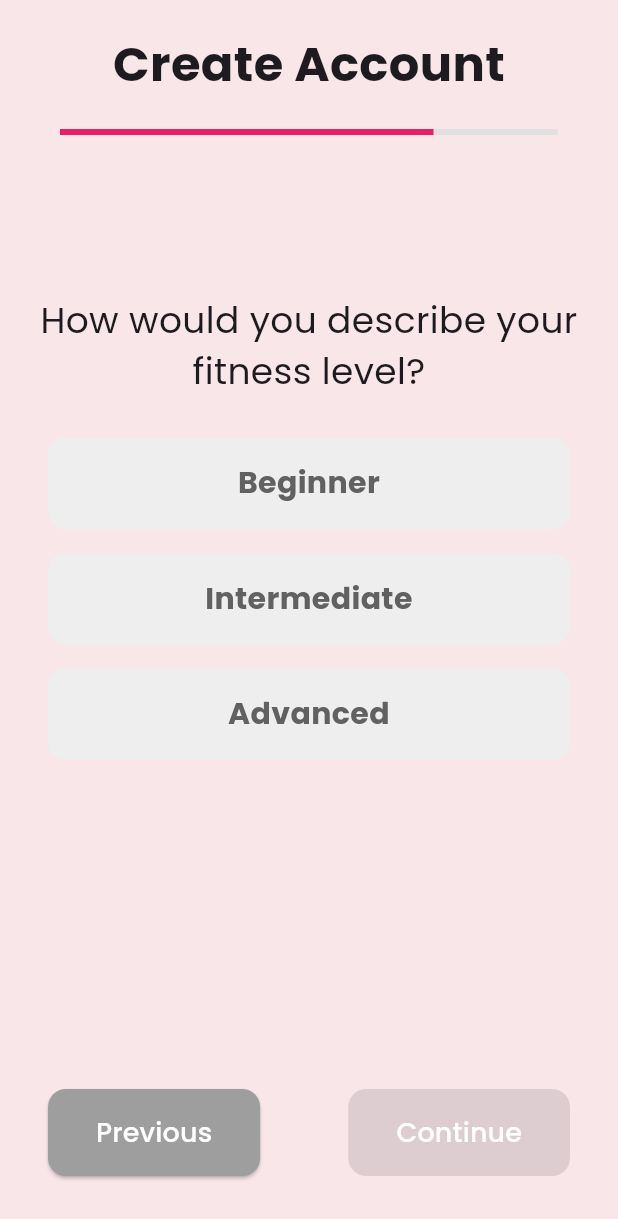
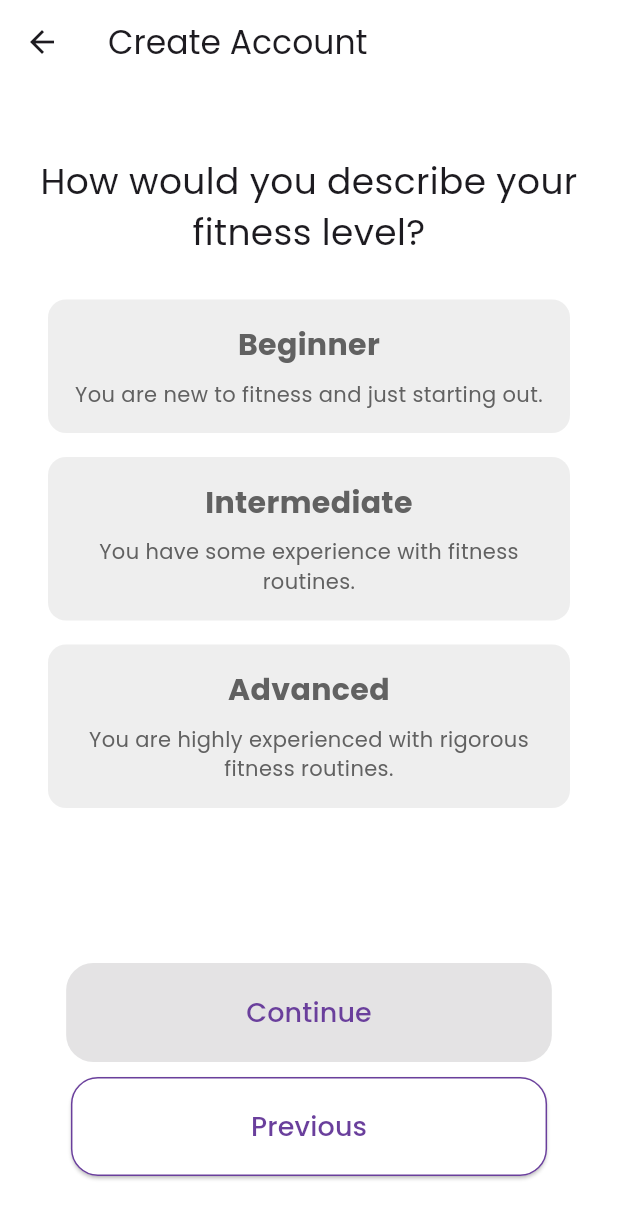
Before and after one commit to moa98/Stride_squad, a Flutter app: the FitnessLevelPage screen opened by its route, on a phone screen of 412 x 824 dp. Shown: the top 1219 px of the screen. Run offline on Flutter 3.47's test engine with Material 3 defaults, Android fonts, the phone set to English and light mode, and no system bars; our stand-ins replace cloud_firestore, firebase_auth, firebase_core, firebase_storage, geolocator, google_fonts; missing offline and left inert: animated_weight_picker; accounts and stored records are empty.

Commit message:
updated fitness level

```diff
--- a/lib/fittness_level.dart
+++ b/lib/fittness_level.dart
@@ -12,29 +12,15 @@ class _FitnessLevelPageState extends State<FitnessLevelPage> {
   @override
   Widget build(BuildContext context) {
     return Scaffold(
-      backgroundColor: Color(0xFFF8E6E9), // Light pink background
+      appBar: AppBar(
+        title: const Text('Create Account'),
+        backgroundColor: Colors.white,
+      ),
+      backgroundColor: Color.fromARGB(255, 255, 255, 255), // White background
       body: SafeArea(
         child: Column(
           crossAxisAlignment: CrossAxisAlignment.stretch,
           children: [
-            SizedBox(height: 20),
-            Text(
-              'Create Account',
-              textAlign: TextAlign.center,
-              style: TextStyle(
-                fontSize: 32,
-                fontWeight: FontWeight.bold,
-              ),
-            ),
-            SizedBox(height: 20),
-            Padding(
-              padding: const EdgeInsets.symmetric(horizontal: 40.0),
-              child: LinearProgressIndicator(
-                value: 0.75,
-                backgroundColor: Colors.grey[300],
-                valueColor: AlwaysStoppedAnimation<Color>(Colors.pink),
-              ),
-            ),
             Spacer(flex: 1), // Adjust the flex value as needed
             Text(
               'How would you describe your fitness level?',
@@ -42,69 +28,87 @@ class _FitnessLevelPageState extends State<FitnessLevelPage> {
               style: TextStyle(fontSize: 24),
             ),
             SizedBox(height: 20),
-            fitnessLevelButton('Beginner'),
-            fitnessLevelButton('Intermediate'),
-            fitnessLevelButton('Advanced'),
+            fitnessLevelButton(
+              'Beginner',
+              'You are new to fitness and just starting out.',
+            ),
+            fitnessLevelButton(
+              'Intermediate',
+              'You have some experience with fitness routines.',
+            ),
+            fitnessLevelButton(
+              'Advanced',
+              'You are highly experienced with rigorous fitness routines.',
+            ),
             Spacer(flex: 2), // Adjust the flex value as needed
             Padding(
               padding: const EdgeInsets.symmetric(horizontal: 32.0),
-              child: Row(
-                mainAxisAlignment: MainAxisAlignment.spaceBetween,
+              child: Column(
                 children: [
-                  ElevatedButton(
-                    onPressed: () {
-                      Navigator.pop(context);
-                    },
-                    style: ElevatedButton.styleFrom(
-                      backgroundColor: Colors.grey,
-                      padding: EdgeInsets.symmetric(horizontal: 32, vertical: 16),
-                      shape: RoundedRectangleBorder(
-                        borderRadius: BorderRadius.circular(12.0),
-                      ),
-                    ),
-                    child: Text(
-                      'Previous',
-                      style: TextStyle(
-                        fontSize: 18,
-                        color: Colors.white,
-                      ),
-                    ),
-                  ),
                   ElevatedButton(
                     onPressed: selectedFitnessLevel.isEmpty
                         ? null
                         : () {
                             Navigator.push(
                               context,
-                              MaterialPageRoute(builder: (context) => SignUpPage()),
+                              MaterialPageRoute(
+                                builder: (context) => SignUpPage(),
+                              ),
                             );
                           },
                     style: ElevatedButton.styleFrom(
-                      backgroundColor: Colors.pink,
-                      padding: EdgeInsets.symmetric(horizontal: 32, vertical: 16),
+                      backgroundColor: Color.fromARGB(
+                          255, 138, 252, 154), // Green background
+                      padding:
+                          EdgeInsets.symmetric(horizontal: 120, vertical: 20),
                       shape: RoundedRectangleBorder(
-                        borderRadius: BorderRadius.circular(12.0),
+                        borderRadius: BorderRadius.circular(18.0),
                       ),
                     ),
-                    child: Text(
+                    child: const Text(
                       'Continue',
                       style: TextStyle(
                         fontSize: 18,
-                        color: Colors.white,
+                        color: Color.fromARGB(255, 106, 63, 156),
+                      ),
+                    ),
+                  ),
+                  SizedBox(height: 10),
+                  ElevatedButton(
+                    onPressed: () {
+                      Navigator.pop(context);
+                    },
+                    style: ElevatedButton.styleFrom(
+                      backgroundColor: Colors.white,
+                      side: BorderSide(
+                        color:
+                            Color.fromARGB(255, 106, 63, 156), // Purple border
+                      ),
+                      padding:
+                          EdgeInsets.symmetric(horizontal: 120, vertical: 20),
+                      shape: RoundedRectangleBorder(
+                        borderRadius: BorderRadius.circular(18.0),
+                      ),
+                    ),
+                    child: const Text(
+                      'Previous',
+                      style: TextStyle(
+                        fontSize: 18,
+                        color: Color.fromARGB(255, 106, 63, 156),
                       ),
                     ),
                   ),
                 ],
               ),
             ),
-            SizedBox(height: 40),
+            const SizedBox(height: 40),
           ],
         ),
       ),
     );
   }
 
-  Widget fitnessLevelButton(String level) {
+  Widget fitnessLevelButton(String level, String description) {
     bool isSelected = selectedFitnessLevel == level;
     return GestureDetector(
       onTap: () {
@@ -115,20 +119,26 @@ class _FitnessLevelPageState extends State<FitnessLevelPage> {
       child: Container(
         margin: EdgeInsets.symmetric(horizontal: 32.0, vertical: 8.0),
         padding: EdgeInsets.all(16.0),
+        constraints: BoxConstraints(minWidth: double.infinity, minHeight: 80),
         decoration: BoxDecoration(
-          color: isSelected ? Colors.pink[100] : Colors.grey[200],
+          color: isSelected
+              ? Color.fromARGB(255, 138, 252, 154)
+              : Colors.grey[200],
           borderRadius: BorderRadius.circular(12.0),
           boxShadow: isSelected
               ? [
                   BoxShadow(
-                    color: Colors.pink.withOpacity(0.5),
+                    color: Color.fromARGB(255, 138, 252, 154).withOpacity(0.5),
                     spreadRadius: 2,
                     blurRadius: 5,
                   ),
                 ]
               : [],
         ),
-        child: Text(
+        child: Column(
+          mainAxisSize: MainAxisSize.min,
+          children: [
+            Text(
               level,
               textAlign: TextAlign.center,
               style: TextStyle(
@@ -137,6 +147,17 @@ class _FitnessLevelPageState extends State<FitnessLevelPage> {
                 color: isSelected ? Colors.black : Colors.grey[700],
               ),
             ),
+            SizedBox(height: 8),
+            Text(
+              description,
+              textAlign: TextAlign.center,
+              style: TextStyle(
+                fontSize: 14,
+                color: Colors.grey[700],
+              ),
+            ),
+          ],
+        ),
       ),
     );
   }
```
Lines whose indentation alone changed are shown as unchanged.
